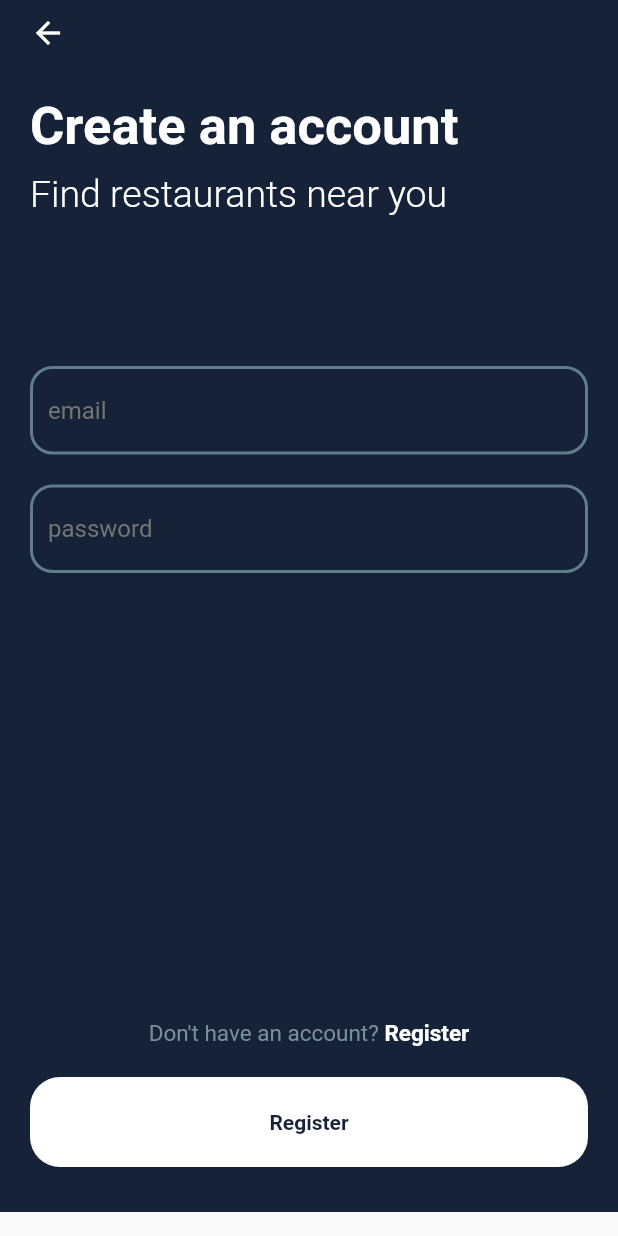
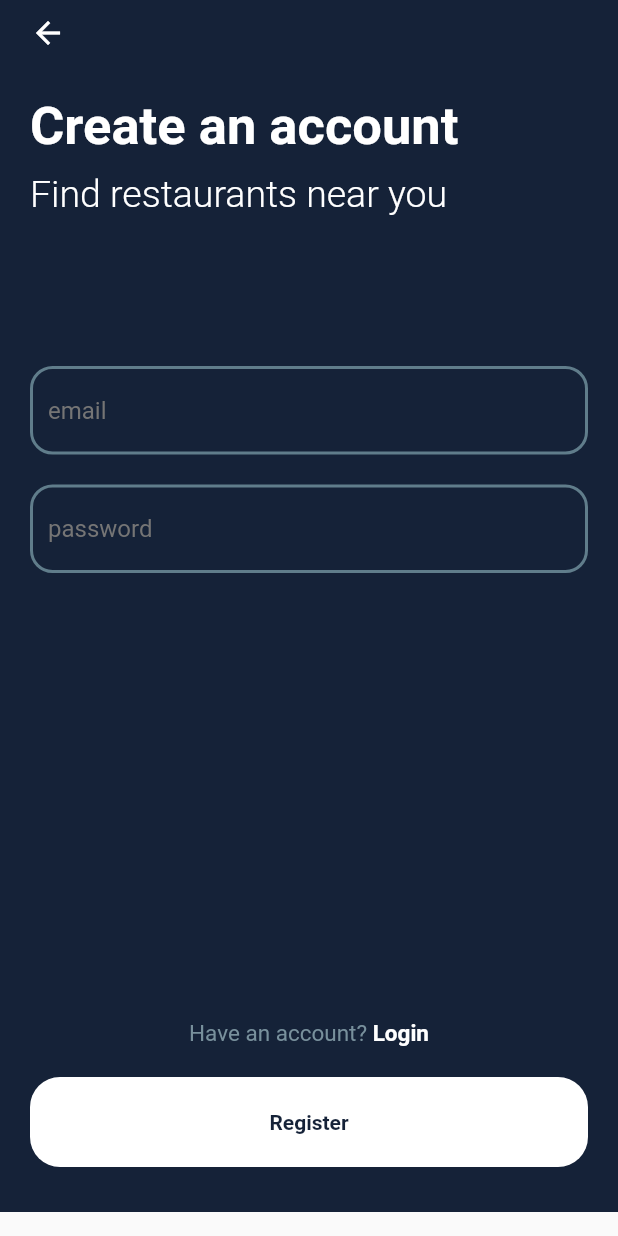
Before and after one commit to Abu-muhab/restaurant_finder, a Flutter app: the SignupScreen screen opened by its route, on a phone screen of 412 x 824 dp. Run offline on Flutter 3.47's test engine with Material 2 defaults, Android fonts, the phone set to English and light mode, and no system bars; our stand-ins replace cached_network_image, firebase_auth, firebase_core, flutter_svg, google_maps_flutter, location; accounts and stored records are empty.

Commit message:
clean up

```diff
--- a/lib/providers/auth_provider.dart
+++ b/lib/providers/auth_provider.dart
@@ -31,7 +31,7 @@ class AuthProvider extends ChangeNotifier {
     });
   }
 
-  Future<void> logout() async{
+  Future<void> logout() async {
     await FirebaseAuth.instance.signOut();
   }
 }
--- a/lib/screens/signup.dart
+++ b/lib/screens/signup.dart
@@ -105,16 +105,21 @@ class SignupScreen extends StatelessWidget {
                         mainAxisAlignment: MainAxisAlignment.center,
                         children: [
                           Text(
-                            "Don't have an account? ",
+                            "Have an account? ",
                             style: TextStyle(
                                 color: Colors.blueGrey[400], fontSize: 15),
                           ),
-                          Text(
-                            "Register",
-                            style: TextStyle(
-                                color: Colors.white,
-                                fontSize: 15,
-                                fontWeight: FontWeight.bold),
+                          GestureDetector(
+                            onTap: () {
+                              Navigator.pushReplacementNamed(context, "/login");
+                            },
+                            child: Text(
+                              "Login",
+                              style: TextStyle(
+                                  color: Colors.white,
+                                  fontSize: 15,
+                                  fontWeight: FontWeight.bold),
+                            ),
                           ),
                         ],
                       ),
```
Also changed, not shown: lib/screens/login.dart (+12 -6 lines), lib/screens/nearby.dart (+47 -21 lines).
